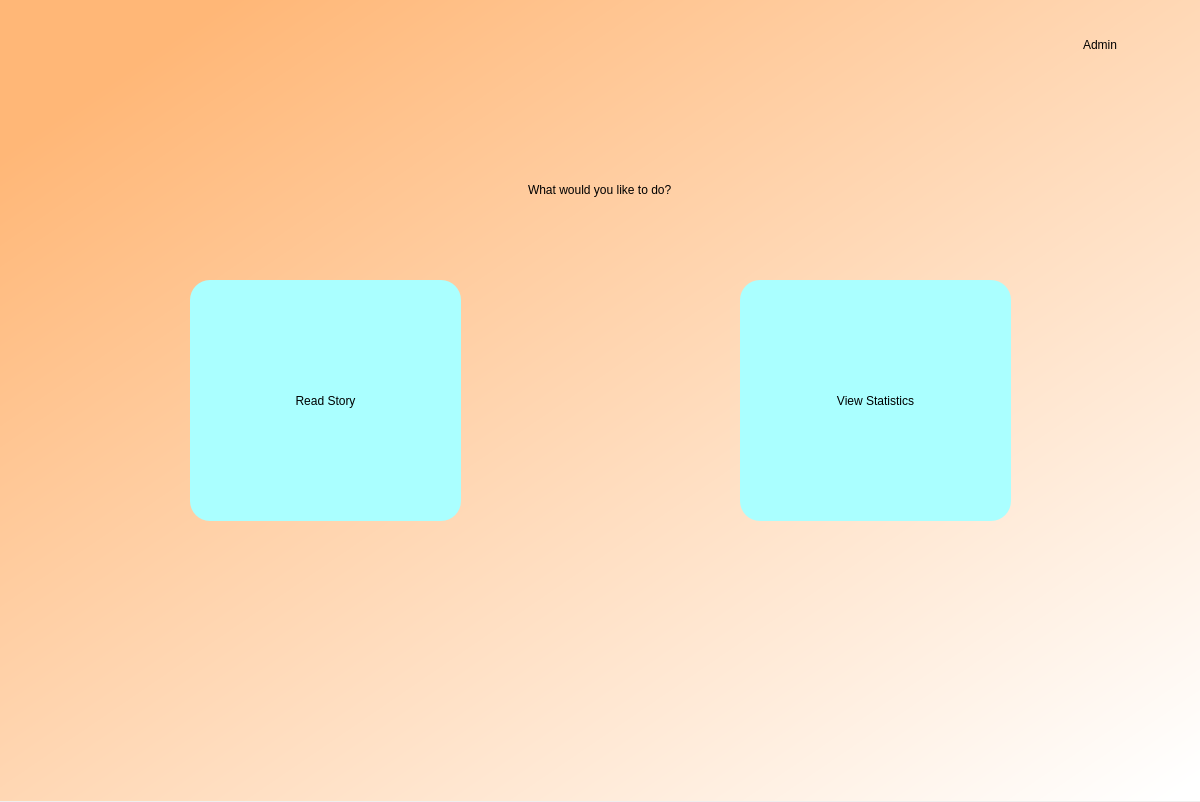
Old version of the form adminHome.ui in the repository cnTalon/READ.
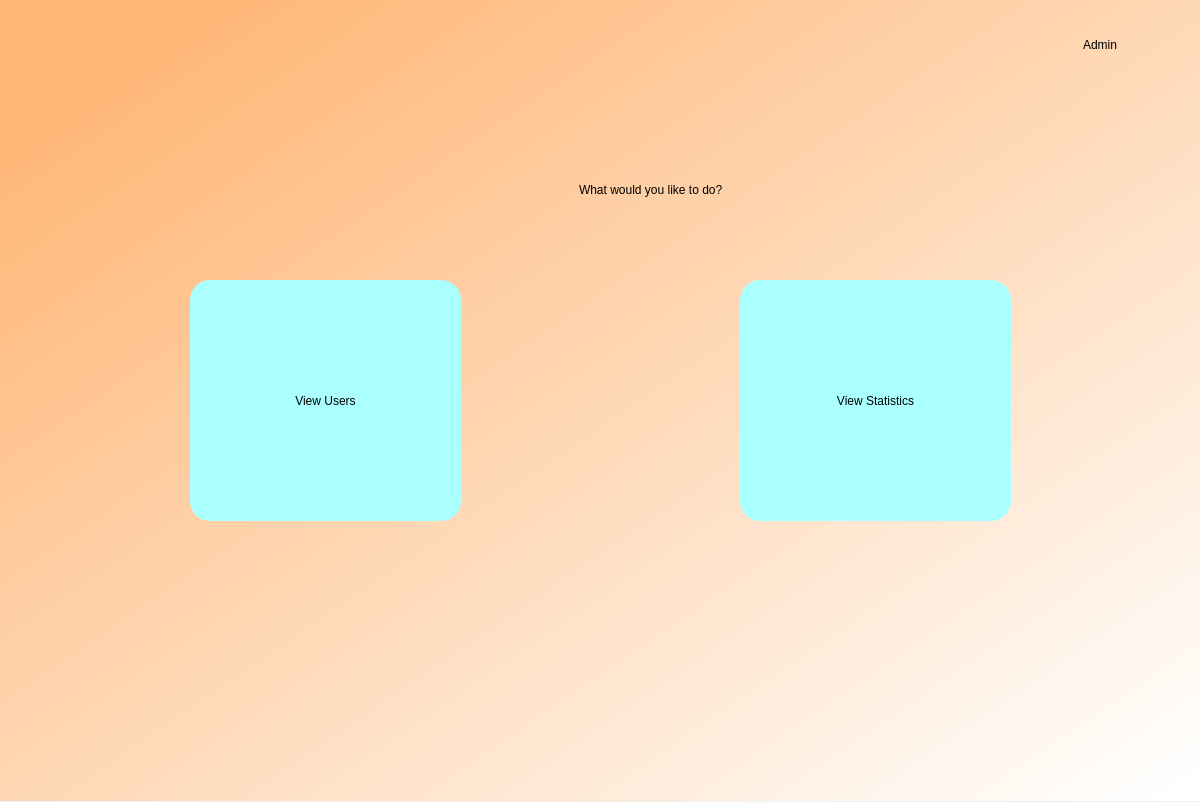
New version of the form.

Commit message: set up teacher view

The edit to the form file:
```diff
--- a/adminHome.ui
+++ b/adminHome.ui
@@ -41,7 +41,7 @@
 font: 14pt &quot;DengXian&quot;;</string>
     </property>
     <property name="text">
-     <string>Read Story</string>
+     <string>View Users</string>
     </property>
    </widget>
    <widget class="QLabel" name="errorMsg">
@@ -83,7 +83,7 @@
      <rect>
       <x>300</x>
       <y>150</y>
-      <width>601</width>
+      <width>702</width>
       <height>80</height>
      </rect>
     </property>
```
The commit also changes 1 other file.
